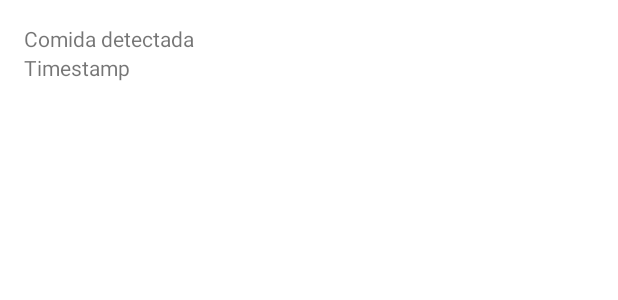
After one commit to Christopher1307/TasteTune, an Android app built with Jetpack Compose: the layout item_analysis.xml on its own in the app's theme, with its tools: preview values and no code run, on a phone screen of 412 x 824 dp. The commit adds this screen. Shown: the top 300 px of the screen. Run offline under Robolectric (Android 15) with nearby library versions, the phone set to English and light mode, and no system bars.

Commit message:
base de datos e análisis
 Guarda cada análisis realizado en la tabla analysis.

Guarda la playlist generada en la tabla playlists.

Usa Room para almacenar los datos de forma local.

 Usa un lifecycleScope para manejar la operación de escritura en la base de datos sin bloquear la interfaz gráfica.

emos creado un nuevo Fragment (AnalysisHistoryFragment) que muestra el historial de análisis.

Implementamos un RecyclerView que muestra la lista de análisis guardados.

Creamos un Adapter (AnalysisAdapter) para manejar el RecyclerView.

Creamos diseños (fragment_analysis_history.xml y item_analysis.xml) para mostrar la lista.

```diff
--- a/app/build.gradle.kts
+++ b/app/build.gradle.kts
@@ -48,6 +48,7 @@ dependencies {
 
     // Room Database (Base de datos local)
     implementation("androidx.room:room-runtime:2.5.0")
+    implementation(libs.androidx.recyclerview)
     kapt("androidx.room:room-compiler:2.5.0")
     implementation("androidx.room:room-ktx:2.5.0")
 
--- /dev/null
+++ b/app/src/main/res/layout/item_analysis.xml
@@ -0,0 +1,19 @@
+<?xml version="1.0" encoding="utf-8"?>
+<LinearLayout xmlns:android="http://schemas.android.com/apk/res/android"
+    android:layout_width="match_parent"
+    android:layout_height="wrap_content"
+    android:orientation="vertical"
+    android:padding="16dp">
+
+    <TextView
+        android:id="@+id/foodLabel"
+        android:layout_width="wrap_content"
+        android:layout_height="wrap_content"
+        android:text="Comida detectada" />
+
+    <TextView
+        android:id="@+id/timestamp"
+        android:layout_width="wrap_content"
+        android:layout_height="wrap_content"
+        android:text="Timestamp" />
+</LinearLayout>
--- a/gradle/libs.versions.toml
+++ b/gradle/libs.versions.toml
@@ -1,5 +1,5 @@
 [versions]
-agp = "8.9.0"
+agp = "8.9.1"
 kotlin = "2.0.0"
 coreKtx = "1.15.0"
 junit = "4.13.2"
@@ -13,6 +13,7 @@ imageLabelingCustomCommon = "17.0.0"
 firebaseCrashlyticsBuildtools = "3.0.3"
 coordinatorlayout = "1.3.0"
 material = "1.12.0"
+recyclerview = "1.4.0"
 
 [libraries]
 androidx-core-ktx = { group = "androidx.core", name = "core-ktx", version.ref = "coreKtx" }
@@ -34,6 +35,7 @@ image-labeling-custom-common = { group = "com.google.mlkit", name = "image-label
 firebase-crashlytics-buildtools = { group = "com.google.firebase", name = "firebase-crashlytics-buildtools", version.ref = "firebaseCrashlyticsBuildtools" }
 androidx-coordinatorlayout = { group = "androidx.coordinatorlayout", name = "coordinatorlayout", version.ref = "coordinatorlayout" }
 material = { group = "com.google.android.material", name = "material", version.ref = "material" }
+androidx-recyclerview = { group = "androidx.recyclerview", name = "recyclerview", version.ref = "recyclerview" }
 
 [plugins]
 android-application = { id = "com.android.application", version.ref = "agp" }
```
Also changed, not shown: app/src/main/java/com/example/tastetune/Api_imagen/AnalysisAdapter.kt (added, +33 -0 lines), app/src/main/java/com/example/tastetune/Api_imagen/AnalysisHistoryFragment.kt (added, +51 -0 lines), app/src/main/java/com/example/tastetune/Api_imagen/ImageSelectorFragment.kt (+40 -81 lines), app/src/main/res/layout/fragment_analysis_history.xml (added, +12 -0 lines).
